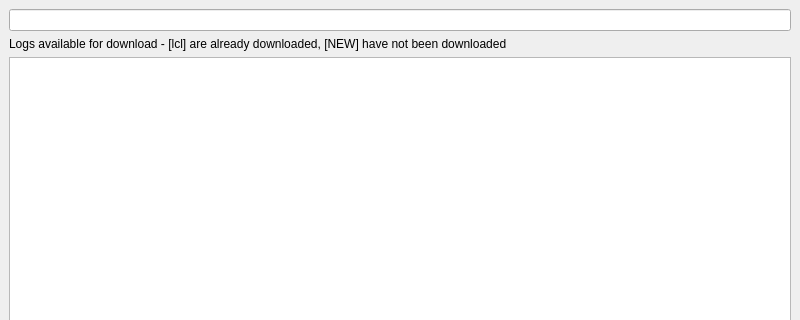
First picture: the form in archive-manager/webdownload.ui, repository hgroover/uni-gui-tools, before the edit; both pictures show x 0 to 800 and y 0 to 320 of the 800 by 600 pixel window.
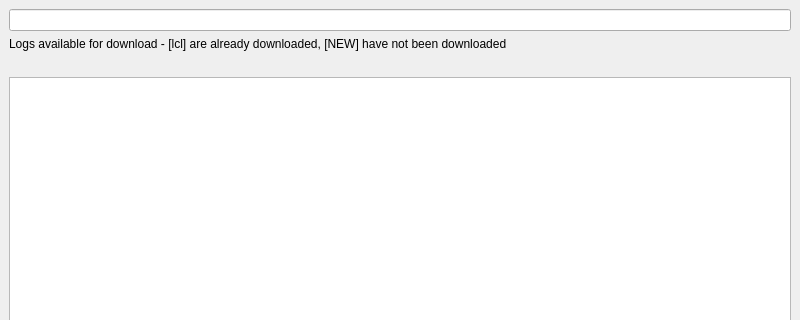
Second picture: the form after the edit.

Patch:
```diff
--- a/archive-manager/webdownload.ui
+++ b/archive-manager/webdownload.ui
@@ -32,6 +32,13 @@
       </property>
      </widget>
     </item>
+    <item>
+     <widget class="QLabel" name="lblLinks">
+      <property name="text">
+       <string/>
+      </property>
+     </widget>
+    </item>
     <item>
      <widget class="QListWidget" name="lstFiles">
       <property name="selectionMode">
```
Left out of the diff: 2 changed lines with no effect on the pictures.
